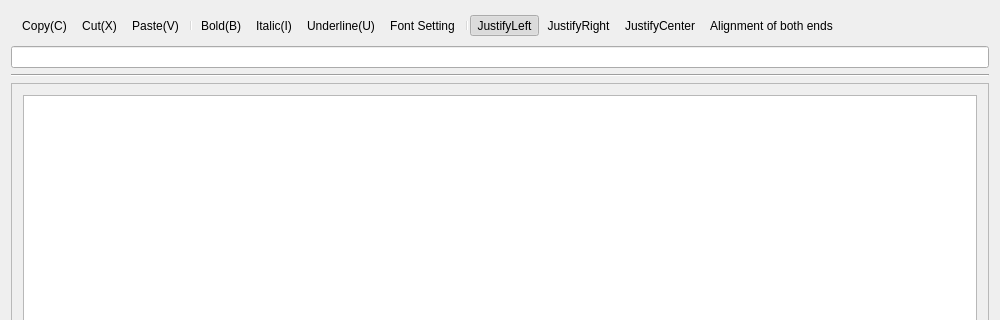
Before: the Qt Designer form Code/PaperFriend/texteditor.ui in RomainPuech/Paper-Friend, drawn with Qt 5; both pictures show x 0 to 1000 and y 0 to 320 of the 1000 by 1200 pixel window.
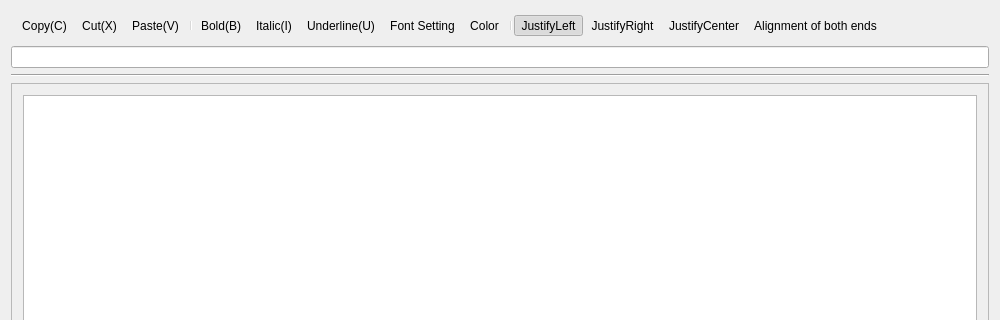
After: the same form once the commit is applied. Icons and pictures are not drawn.

Patch:
```diff
--- a/Code/PaperFriend/texteditor.ui
+++ b/Code/PaperFriend/texteditor.ui
@@ -45,6 +45,7 @@
      <addaction name="action_Italic"/>
      <addaction name="action_Underline"/>
      <addaction name="action_Font"/>
+     <addaction name="action_Color"/>
      <addaction name="separator"/>
      <addaction name="action_Left"/>
      <addaction name="action_Right"/>
```
Left out of the diff: 4 changed lines with no effect on the pictures.
